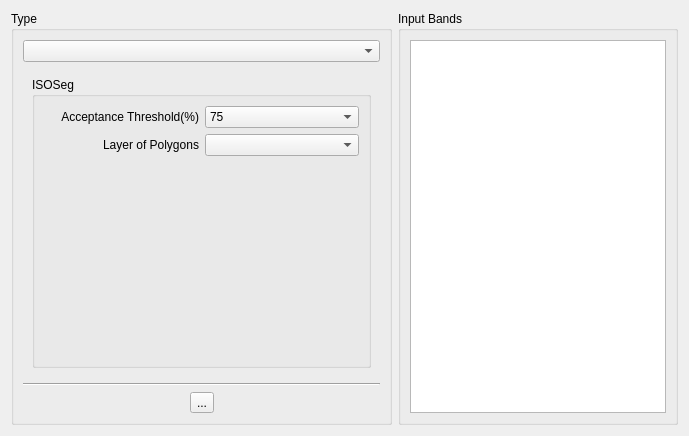
Old version of the form src/terralib/qt/widgets/rp/ui/ClassifierWizardPageForm.ui in the repository claudiobogossian/terralib5.
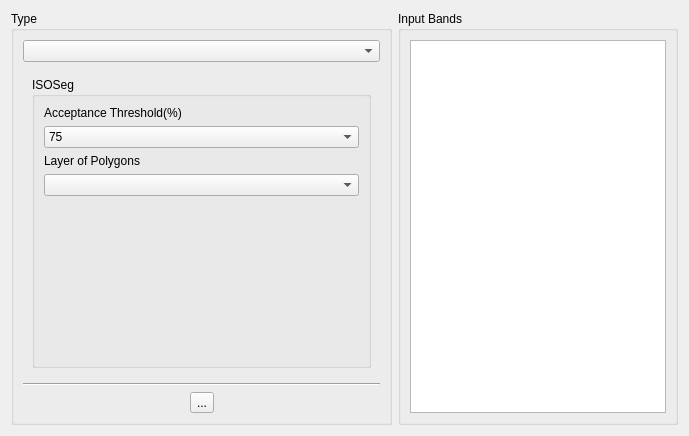
New version of the form.

Commit message: classifier enhancements

```diff
--- a/src/terralib/qt/widgets/rp/ui/ClassifierWizardPageForm.ui
+++ b/src/terralib/qt/widgets/rp/ui/ClassifierWizardPageForm.ui
@@ -66,32 +66,18 @@
                      <item row="0" column="0">
                       <layout class="QGridLayout" name="gridLayout_13">
                        <item row="0" column="0">
-                        <layout class="QGridLayout" name="gridLayout">
+                        <layout class="QGridLayout" name="gridLayout_2">
                          <item row="0" column="0">
                           <widget class="QLabel" name="inputDataSetLabel_6">
                            <property name="text">
                             <string>Acceptance Threshold(%)</string>
                            </property>
                            <property name="alignment">
-                            <set>Qt::AlignRight|Qt::AlignTrailing|Qt::AlignVCenter</set>
+                            <set>Qt::AlignLeading|Qt::AlignLeft|Qt::AlignVCenter</set>
                            </property>
                           </widget>
                          </item>
                          <item row="1" column="0">
-                          <widget class="QLabel" name="label_5">
-                           <property name="text">
-                            <string>Layer of Polygons</string>
-                           </property>
-                           <property name="alignment">
-                            <set>Qt::AlignRight|Qt::AlignTrailing|Qt::AlignVCenter</set>
-                           </property>
-                          </widget>
-                         </item>
-                        </layout>
-                       </item>
-                       <item row="0" column="1">
-                        <layout class="QGridLayout" name="gridLayout_2">
-                         <item row="0" column="0">
                           <widget class="QComboBox" name="m_acceptanceThresholdComboBox">
                            <item>
                             <property name="text">
@@ -125,6 +111,20 @@
                            </item>
                           </widget>
                          </item>
+                        </layout>
+                       </item>
+                       <item row="1" column="0">
+                        <layout class="QGridLayout" name="gridLayout">
+                         <item row="0" column="0">
+                          <widget class="QLabel" name="label_5">
+                           <property name="text">
+                            <string>Layer of Polygons</string>
+                           </property>
+                           <property name="alignment">
+                            <set>Qt::AlignLeading|Qt::AlignLeft|Qt::AlignVCenter</set>
+                           </property>
+                          </widget>
+                         </item>
                          <item row="1" column="0">
                           <widget class="QComboBox" name="m_isosegLayersComboBox"/>
                          </item>
```
Left out of the diff: 12 changed lines with no effect on the pictures. The commit also changes 8 other files.
